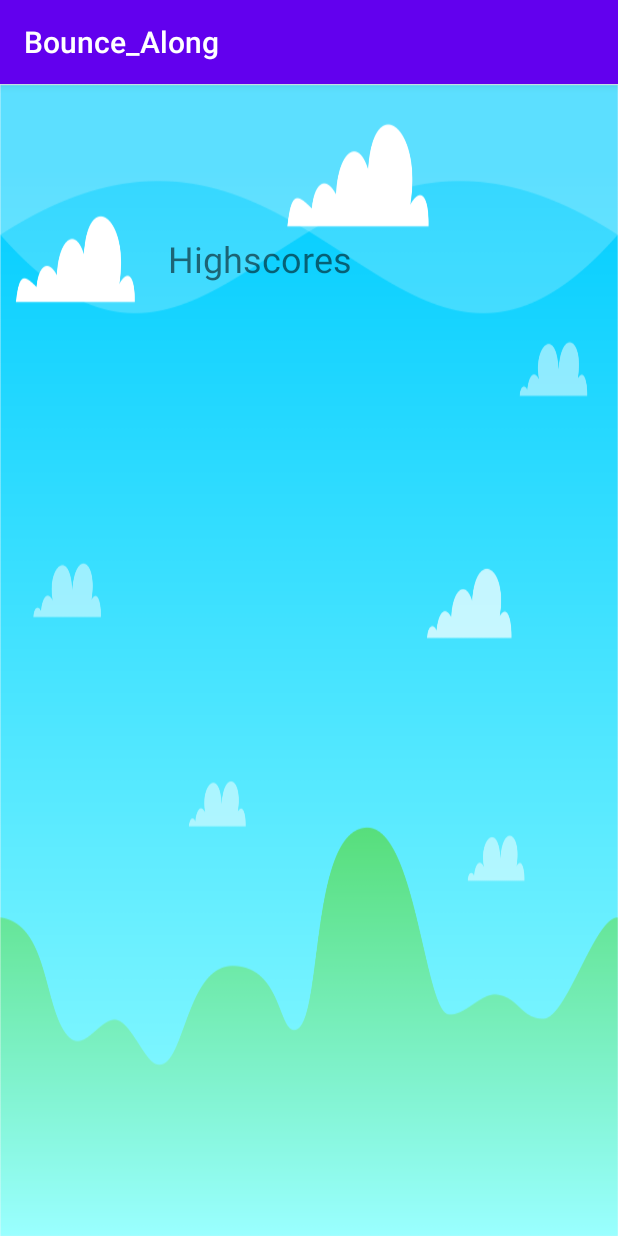
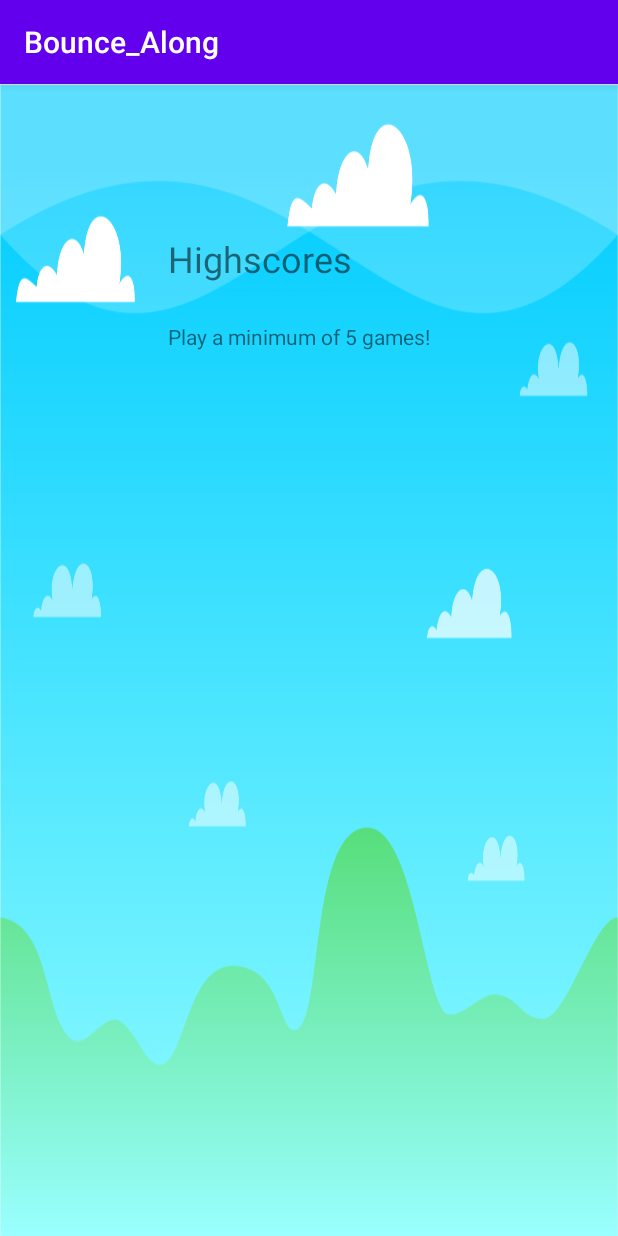
Before and after one commit to tstorey77/Java-BounceAlong, an Android app: the screen it shows after launch once a user with an empty profile is signed in (Highscores), after a tap on "HIGHSCORES", on a phone screen of 412 x 824 dp. Run offline under Robolectric (Android 15) with nearby library versions, the phone set to English and light mode, and no system bars; our stand-ins replace Firebase (no records; nobody signed in at launch, a user with empty details on screens opened directly).

Commit message:
Added firebase and got highscores working

```diff
--- a/app/build.gradle
+++ b/app/build.gradle
@@ -32,6 +32,9 @@ dependencies {
     // Firebase
     implementation platform('com.google.firebase:firebase-bom:25.0.0')
 
+    // gson
+    implementation 'com.google.code.gson:gson:2.8.5' // Old 2.8.2
+
     implementation 'com.google.firebase:firebase-database'
     implementation 'com.google.firebase:firebase-storage'
     implementation 'com.google.firebase:firebase-auth'
--- a/app/src/main/java/com/example/bounce_along/Highscores.java
+++ b/app/src/main/java/com/example/bounce_along/Highscores.java
@@ -1,14 +1,119 @@
 package com.example.bounce_along;
 
+import androidx.annotation.NonNull;
 import androidx.appcompat.app.AppCompatActivity;
 
 import android.os.Bundle;
+import android.util.Log;
+import android.view.View;
+import android.widget.TextView;
+
+import com.google.firebase.auth.FirebaseAuth;
+import com.google.firebase.auth.FirebaseUser;
+import com.google.firebase.database.DataSnapshot;
+import com.google.firebase.database.DatabaseError;
+import com.google.firebase.database.DatabaseReference;
+import com.google.firebase.database.FirebaseDatabase;
+import com.google.firebase.database.Query;
+import com.google.firebase.database.ValueEventListener;
+import com.google.gson.Gson;
+
+import org.json.JSONArray;
+import org.json.JSONException;
+import org.json.JSONObject;
+
+import java.util.Iterator;
 
 public class Highscores extends AppCompatActivity {
+
+    private DatabaseReference database;
+    private DatabaseReference ref;
+    private String username;
+    private User user;
+    private int[] highscores;
+    private JSONObject jsonObject;
+    private int true_score;
+    private int counter = 0;
+    private String keyValue;
+    private String valueString;
+    private String[] score_user;
+    private String this_user;
+    private TextView score1, score2, score3, score4, score5;
+
 
     @Override
     protected void onCreate(Bundle savedInstanceState) {
         super.onCreate(savedInstanceState);
         setContentView(R.layout.activity_highscores);
+        // initializing variables
+        score1 = findViewById(R.id.tvScore1);
+        score2 = findViewById(R.id.tvScore2);
+        score3 = findViewById(R.id.tvScore3);
+        score4 = findViewById(R.id.tvScore4);
+        score5 = findViewById(R.id.tvScore5);
+
+        // database stuff
+        final FirebaseUser curr_user = FirebaseAuth.getInstance().getCurrentUser();
+        username = curr_user.getDisplayName();
+        database = FirebaseDatabase.getInstance().getReference();
+        ref = database.child(username);
+        String score_id = database.push().getKey();
+
+        ref.addListenerForSingleValueEvent(new ValueEventListener() {
+            @Override
+            public void onDataChange(@NonNull DataSnapshot dataSnapshot) {
+                highscores = new int[(int)dataSnapshot.getChildrenCount()];
+                score_user = new String[(int)dataSnapshot.getChildrenCount()];
+                for (DataSnapshot keyNode : dataSnapshot.getChildren()) {
+                    user = keyNode.getValue(User.class);
+                    this_user = user.getUserId();
+                    true_score = user.getScore();
+                    highscores[counter] = true_score;
+                    score_user[counter] = this_user;
+                    counter++ ;
+                }
+
+                // sorting array so we can just display the top 5
+                for(int i = 0 ; i < highscores.length -1 ; i++){
+                    for(int j = 0 ; j < highscores.length-1; j++){
+                        if(highscores[j] < highscores[j + 1]){
+                            int temp = highscores[j];
+                            highscores[j] = highscores[j + 1];
+                            highscores[j + 1] = temp;
+                        }
+                    }
+                }
+
+                // displaying the highscores
+                if(highscores.length < 5){
+                   score1.setText("Play a minimum of 5 games!");
+                   score2.setVisibility(View.GONE);
+                   score3.setVisibility(View.GONE);
+                   score4.setVisibility(View.GONE);
+                   score5.setVisibility(View.GONE);
+                } else {
+                    score1.setText("Score: " + highscores[0] + " By: " + score_user[0]);
+                    score2.setText("Score: " + highscores[1] + " By: " + score_user[1]);
+                    score3.setText("Score: " + highscores[2] + " By: " + score_user[2]);
+                    score4.setText("Score: " + highscores[3] + " By: " + score_user[3]);
+                    score5.setText("Score: " + highscores[4] + " By: " + score_user[4]);
+                }
+
+            }
+
+            @Override
+            public void onCancelled(@NonNull DatabaseError databaseError) {
+
+            }
+        });
+
+    }
+
+    @Override
+    protected void onResume() {
+        super.onResume();
+        // set values of textviews
+       /*
+   */
     }
 }
--- a/app/src/main/java/com/example/bounce_along/MainActivity.java
+++ b/app/src/main/java/com/example/bounce_along/MainActivity.java
@@ -13,6 +13,7 @@ import android.widget.Toast;
 import com.google.firebase.auth.FirebaseAuth;
 import com.google.firebase.auth.FirebaseUser;
 import com.google.firebase.database.DatabaseReference;
+import com.google.firebase.database.FirebaseDatabase;
 
 public class MainActivity extends AppCompatActivity {
 
@@ -24,6 +25,8 @@ public class MainActivity extends AppCompatActivity {
     private FirebaseUser mFirebaseUser;
     private String mUsername;
     private String mPhotoUrl;
+    private DatabaseReference mDatabase;
+    private String username;
     public static final String ANONYMOUS = "anonymous";
 
     @Override
@@ -46,7 +49,15 @@ public class MainActivity extends AppCompatActivity {
                 mPhotoUrl = mFirebaseUser.getPhotoUrl().toString();
             }
         }
+        // database stuff
+        FirebaseUser curr_user = FirebaseAuth.getInstance().getCurrentUser();
+        mDatabase = FirebaseDatabase.getInstance().getReference();
+        username = curr_user.getDisplayName();
+        String score_id = mDatabase.push().getKey();
+        User test = new User(username, 0); // add a zero score at the start in case the user is new
+        mDatabase.child(username).child(score_id).setValue(test);
 
+        // initialize buttons
         btnStart = findViewById(R.id.btnStart);
         btnHighscores = findViewById(R.id.btnHighscores);
         btnSettings = findViewById(R.id.btnSettings);
--- /dev/null
+++ b/app/src/main/java/com/example/bounce_along/User.java
@@ -0,0 +1,18 @@
+package com.example.bounce_along;
+
+public class User {
+    public String userId;
+    public int score;
+
+    public User(){
+
+    }
+
+    public User(String userId, int score){
+        this.userId = userId;
+        this.score = score;
+    }
+
+    public String getUserId(){return userId;}
+    public int getScore(){return score;}
+}
--- a/app/src/main/res/layout/activity_highscores.xml
+++ b/app/src/main/res/layout/activity_highscores.xml
@@ -8,7 +8,17 @@
     android:background="@drawable/background">
 
     <TextView
-        android:id="@+id/textView4"
+        android:id="@+id/tvScore1"
+        android:layout_width="wrap_content"
+        android:layout_height="wrap_content"
+        android:layout_marginStart="112dp"
+        android:layout_marginTop="26dp"
+        android:text="TextView"
+        app:layout_constraintStart_toStartOf="parent"
+        app:layout_constraintTop_toBottomOf="@+id/tvTitle" />
+
+    <TextView
+        android:id="@+id/tvTitle"
         android:layout_width="wrap_content"
         android:layout_height="wrap_content"
         android:layout_marginStart="112dp"
@@ -17,4 +27,44 @@
         android:textSize="24sp"
         app:layout_constraintStart_toStartOf="parent"
         app:layout_constraintTop_toTopOf="parent" />
+
+    <TextView
+        android:id="@+id/tvScore2"
+        android:layout_width="wrap_content"
+        android:layout_height="wrap_content"
+        android:layout_marginStart="112dp"
+        android:layout_marginTop="26dp"
+        android:text="TextView"
+        app:layout_constraintStart_toStartOf="parent"
+        app:layout_constraintTop_toBottomOf="@+id/tvScore1" />
+
+    <TextView
+        android:id="@+id/tvScore3"
+        android:layout_width="wrap_content"
+        android:layout_height="wrap_content"
+        android:layout_marginStart="112dp"
+        android:layout_marginTop="26dp"
+        android:text="TextView"
+        app:layout_constraintStart_toStartOf="parent"
+        app:layout_constraintTop_toBottomOf="@+id/tvScore2" />
+
+    <TextView
+        android:id="@+id/tvScore4"
+        android:layout_width="wrap_content"
+        android:layout_height="wrap_content"
+        android:layout_marginStart="112dp"
+        android:layout_marginTop="26dp"
+        android:text="TextView"
+        app:layout_constraintStart_toStartOf="parent"
+        app:layout_constraintTop_toBottomOf="@+id/tvScore3" />
+
+    <TextView
+        android:id="@+id/tvScore5"
+        android:layout_width="wrap_content"
+        android:layout_height="wrap_content"
+        android:layout_marginStart="112dp"
+        android:layout_marginTop="26dp"
+        android:text="TextView"
+        app:layout_constraintStart_toStartOf="parent"
+        app:layout_constraintTop_toBottomOf="@+id/tvScore4" />
 </androidx.constraintlayout.widget.ConstraintLayout>
```
Also changed, not shown: app/src/main/java/com/example/bounce_along/GameView.java (+49 -2 lines).
